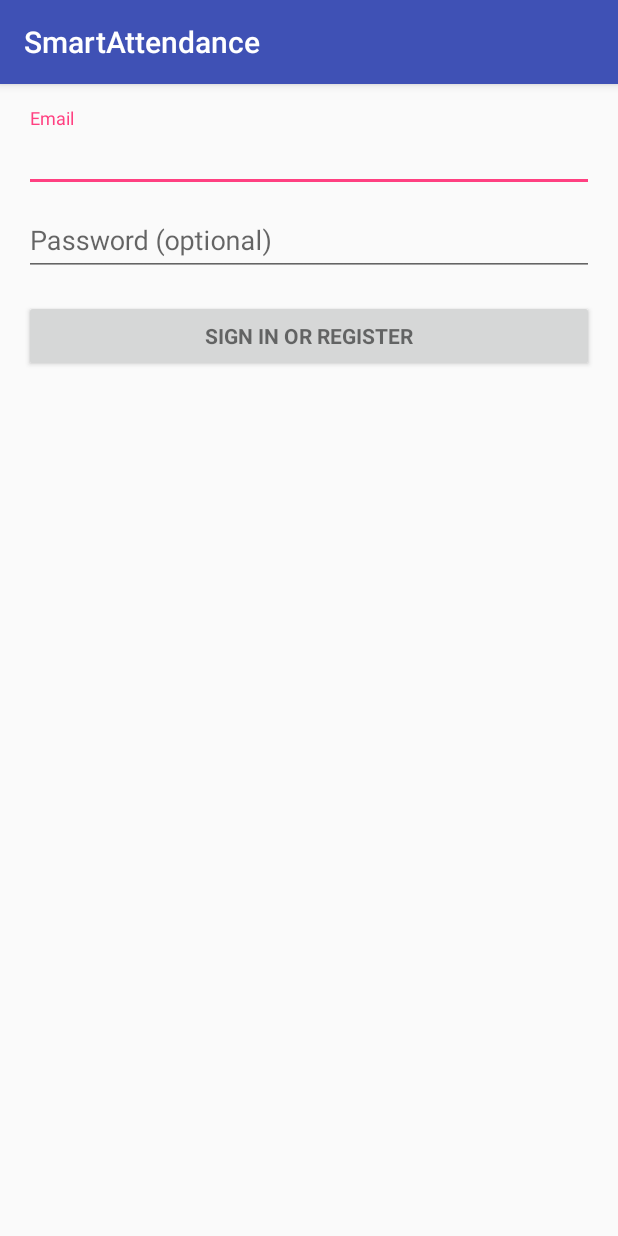
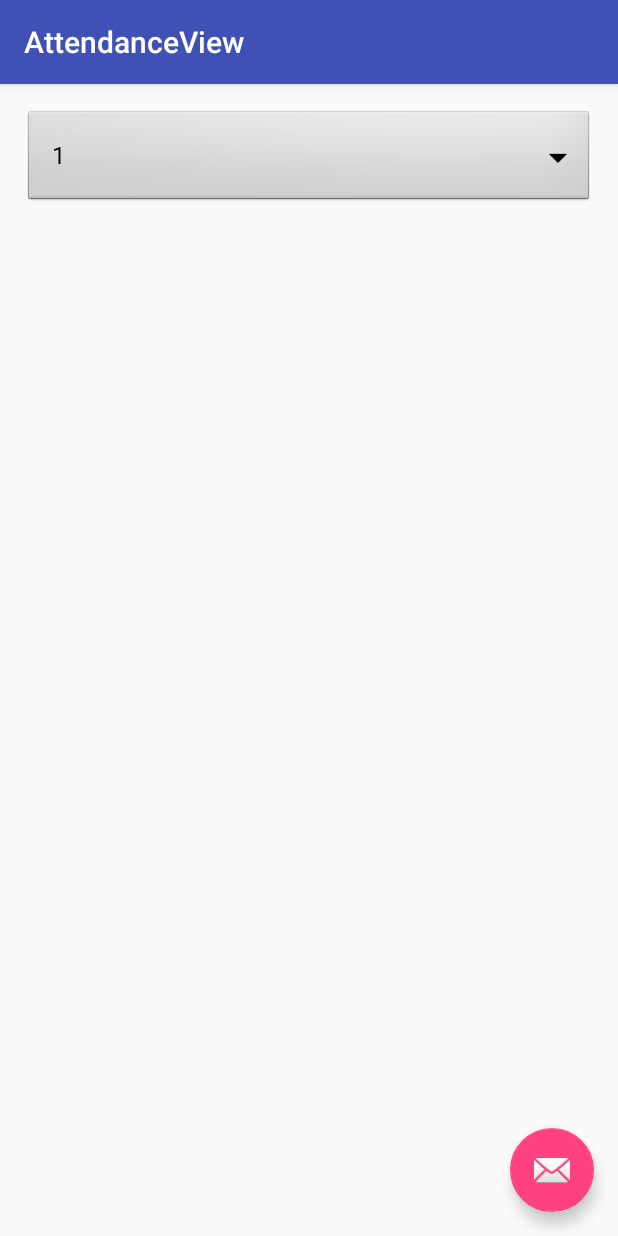
Before and after one commit to AlaaMoharram/SmartAttendance, an Android app: the screen it shows after launch (LoginActivity before the commit, AttendanceView after it), on a phone screen of 412 x 824 dp. Run offline under Robolectric (Android 15) with nearby library versions, the phone set to English and light mode, and no system bars; 2 statements that could not run were skipped.

Commit message:
Adding Service, AtendanceActivity

```diff
--- a/SmartAttendanceAndroid/app/build.gradle
+++ b/SmartAttendanceAndroid/app/build.gradle
@@ -24,4 +24,5 @@ dependencies {
     testCompile 'junit:junit:4.12'
     compile 'com.android.support:appcompat-v7:23.1.1'
     compile 'com.android.support:design:23.1.1'
+    compile 'org.altbeacon:android-beacon-library:2+'
 }
--- a/SmartAttendanceAndroid/app/src/main/AndroidManifest.xml
+++ b/SmartAttendanceAndroid/app/src/main/AndroidManifest.xml
@@ -22,6 +22,11 @@
                 <category android:name="android.intent.category.LAUNCHER" />
             </intent-filter>
         </activity>
+        <activity
+            android:name=".AttendanceView"
+            android:label="@string/title_activity_attendance_view"
+            android:theme="@style/AppTheme.NoActionBar" >
+        </activity>
     </application>
 
 </manifest>
--- /dev/null
+++ b/SmartAttendanceAndroid/app/src/main/java/com/example/sarah/smartattendance/AttendanceView.java
@@ -0,0 +1,41 @@
+package com.example.sarah.smartattendance;
+
+import android.content.Intent;
+import android.os.Bundle;
+import android.support.design.widget.FloatingActionButton;
+import android.support.design.widget.Snackbar;
+import android.support.v7.app.AppCompatActivity;
+import android.support.v7.widget.Toolbar;
+import android.view.View;
+import android.widget.ArrayAdapter;
+import android.widget.Spinner;
+
+public class AttendanceView extends AppCompatActivity {
+
+    @Override
+    protected void onCreate(Bundle savedInstanceState) {
+        super.onCreate(savedInstanceState);
+        setContentView(R.layout.activity_attendance_view);
+        Toolbar toolbar = (Toolbar) findViewById(R.id.toolbar);
+        setSupportActionBar(toolbar);
+
+        FloatingActionButton fab = (FloatingActionButton) findViewById(R.id.fab);
+
+        fab.setOnClickListener(new View.OnClickListener() {
+            @Override
+            public void onClick(View view) {
+                Snackbar.make(view, "Replace with your own action", Snackbar.LENGTH_LONG)
+                        .setAction("Action", null).show();
+            }
+        });
+        Intent i = new Intent(this, BeaconService.class);
+
+        startService(i);
+
+        Spinner dropdown = (Spinner)findViewById(R.id.spinner);
+        String[] items = new String[]{"1", "2", "three"};
+        ArrayAdapter<String> adapter = new ArrayAdapter<String>(this, android.R.layout.simple_spinner_dropdown_item, items);
+        dropdown.setAdapter(adapter);
+    }
+
+}
--- a/SmartAttendanceAndroid/app/src/main/java/com/example/sarah/smartattendance/LoginActivity.java
+++ b/SmartAttendanceAndroid/app/src/main/java/com/example/sarah/smartattendance/LoginActivity.java
@@ -3,6 +3,7 @@ package com.example.sarah.smartattendance;
 import android.animation.Animator;
 import android.animation.AnimatorListenerAdapter;
 import android.annotation.TargetApi;
+import android.content.Intent;
 import android.content.pm.PackageManager;
 import android.support.annotation.NonNull;
 import android.support.design.widget.Snackbar;
@@ -92,6 +93,9 @@ public class LoginActivity extends AppCompatActivity implements LoaderCallbacks<
 
         mLoginFormView = findViewById(R.id.login_form);
         mProgressView = findViewById(R.id.login_progress);
+        startActivity(new Intent(getApplicationContext(), AttendanceView.class));
+
+
     }
 
     private void populateAutoComplete() {
--- /dev/null
+++ b/SmartAttendanceAndroid/app/src/main/res/layout/activity_attendance_view.xml
@@ -0,0 +1,27 @@
+<?xml version="1.0" encoding="utf-8"?>
+<android.support.design.widget.CoordinatorLayout
+    xmlns:android="http://schemas.android.com/apk/res/android"
+    xmlns:app="http://schemas.android.com/apk/res-auto"
+    xmlns:tools="http://schemas.android.com/tools" android:layout_width="match_parent"
+    android:layout_height="match_parent" android:fitsSystemWindows="true"
+    tools:context="com.example.sarah.smartattendance.AttendanceView">
+
+    <android.support.design.widget.AppBarLayout android:layout_height="wrap_content"
+        android:layout_width="match_parent" android:theme="@style/AppTheme.AppBarOverlay">
+
+        <android.support.v7.widget.Toolbar android:id="@+id/toolbar"
+            android:layout_width="match_parent" android:layout_height="?attr/actionBarSize"
+            android:background="?attr/colorPrimary" app:popupTheme="@style/AppTheme.PopupOverlay" />
+
+    </android.support.design.widget.AppBarLayout>
+
+    <include layout="@layout/content_attendance_view" />
+
+
+
+    <android.support.design.widget.FloatingActionButton android:id="@+id/fab"
+        android:layout_width="wrap_content" android:layout_height="wrap_content"
+        android:layout_gravity="bottom|end" android:layout_margin="@dimen/fab_margin"
+        android:src="@android:drawable/ic_dialog_email" />
+
+</android.support.design.widget.CoordinatorLayout>
--- /dev/null
+++ b/SmartAttendanceAndroid/app/src/main/res/layout/content_attendance_view.xml
@@ -0,0 +1,19 @@
+<?xml version="1.0" encoding="utf-8"?>
+<RelativeLayout xmlns:android="http://schemas.android.com/apk/res/android"
+    xmlns:tools="http://schemas.android.com/tools"
+    xmlns:app="http://schemas.android.com/apk/res-auto" android:layout_width="match_parent"
+    android:layout_height="match_parent" android:paddingLeft="@dimen/activity_horizontal_margin"
+    android:paddingRight="@dimen/activity_horizontal_margin"
+    android:paddingTop="@dimen/activity_vertical_margin"
+    android:paddingBottom="@dimen/activity_vertical_margin"
+    app:layout_behavior="@string/appbar_scrolling_view_behavior"
+    tools:showIn="@layout/activity_attendance_view"
+    tools:context="com.example.sarah.smartattendance.AttendanceView">
+    <Spinner
+        android:id="@+id/spinner"
+        android:layout_width="match_parent"
+        android:layout_height="wrap_content"
+        android:background="@android:drawable/btn_dropdown"
+        android:spinnerMode="dropdown" />
+
+</RelativeLayout>
--- /dev/null
+++ b/SmartAttendanceAndroid/app/src/main/res/values-v21/styles.xml
@@ -0,0 +1,8 @@
+<resources>>
+    <style name="AppTheme.NoActionBar">
+        <item name="windowActionBar">false</item>
+        <item name="windowNoTitle">true</item>
+        <item name="android:windowDrawsSystemBarBackgrounds">true</item>
+        <item name="android:statusBarColor">@android:color/transparent</item>
+    </style>
+</resources>
--- /dev/null
+++ b/SmartAttendanceAndroid/app/src/main/res/values-w820dp/dimens.xml
@@ -0,0 +1,6 @@
+<resources>
+    <!-- Example customization of dimensions originally defined in res/values/dimens.xml
+         (such as screen margins) for screens with more than 820dp of available width. This
+         would include 7" and 10" devices in landscape (~960dp and ~1280dp respectively). -->
+    <dimen name="activity_horizontal_margin">64dp</dimen>
+</resources>
--- a/SmartAttendanceAndroid/app/src/main/res/values/dimens.xml
+++ b/SmartAttendanceAndroid/app/src/main/res/values/dimens.xml
@@ -2,4 +2,5 @@
     <!-- Default screen margins, per the Android Design guidelines. -->
     <dimen name="activity_horizontal_margin">16dp</dimen>
     <dimen name="activity_vertical_margin">16dp</dimen>
+    <dimen name="fab_margin">16dp</dimen>
 </resources>
--- a/SmartAttendanceAndroid/app/src/main/res/values/strings.xml
+++ b/SmartAttendanceAndroid/app/src/main/res/values/strings.xml
@@ -13,4 +13,6 @@
     <string name="permission_rationale">"Contacts permissions are needed for providing email
         completions."
     </string>
+    <string name="title_activity_beacon_detector">BeaconDetector</string>
+    <string name="title_activity_attendance_view">AttendanceView</string>
 </resources>
--- a/SmartAttendanceAndroid/app/src/main/res/values/styles.xml
+++ b/SmartAttendanceAndroid/app/src/main/res/values/styles.xml
@@ -7,5 +7,11 @@
         <item name="colorPrimaryDark">@color/colorPrimaryDark</item>
         <item name="colorAccent">@color/colorAccent</item>
     </style>
+    <style name="AppTheme.NoActionBar">
+        <item name="windowActionBar">false</item>
+        <item name="windowNoTitle">true</item>
+    </style>
+    <style name="AppTheme.AppBarOverlay" parent="ThemeOverlay.AppCompat.Dark.ActionBar" />
+    <style name="AppTheme.PopupOverlay" parent="ThemeOverlay.AppCompat.Light" />
 
 </resources>
```
Also changed, not shown: SmartAttendanceAndroid/app/src/main/java/com/example/sarah/smartattendance/BeaconService.java (added, +132 -0 lines), 2 other files.
